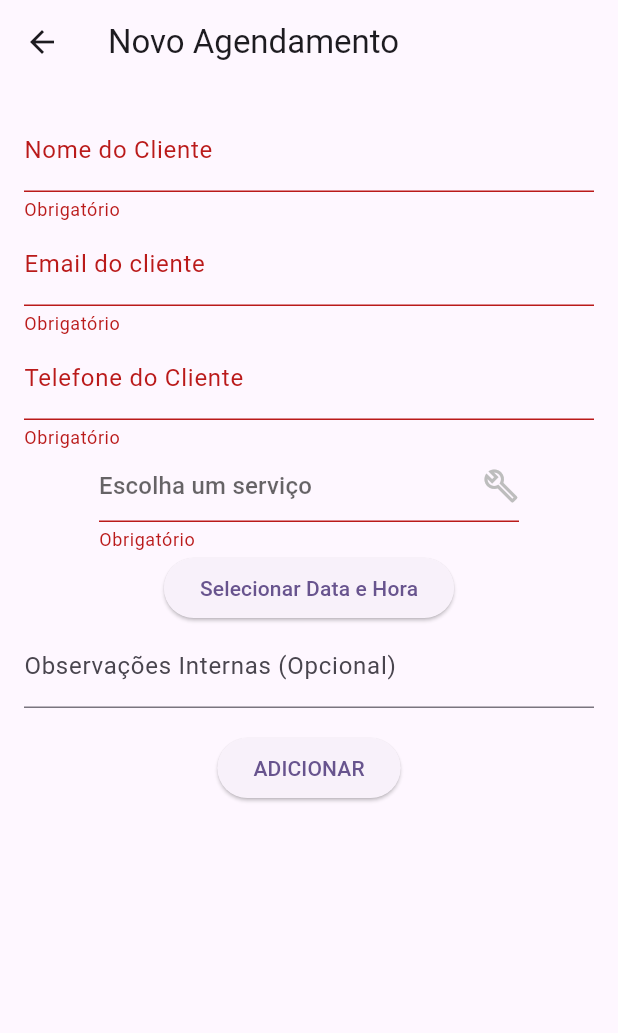
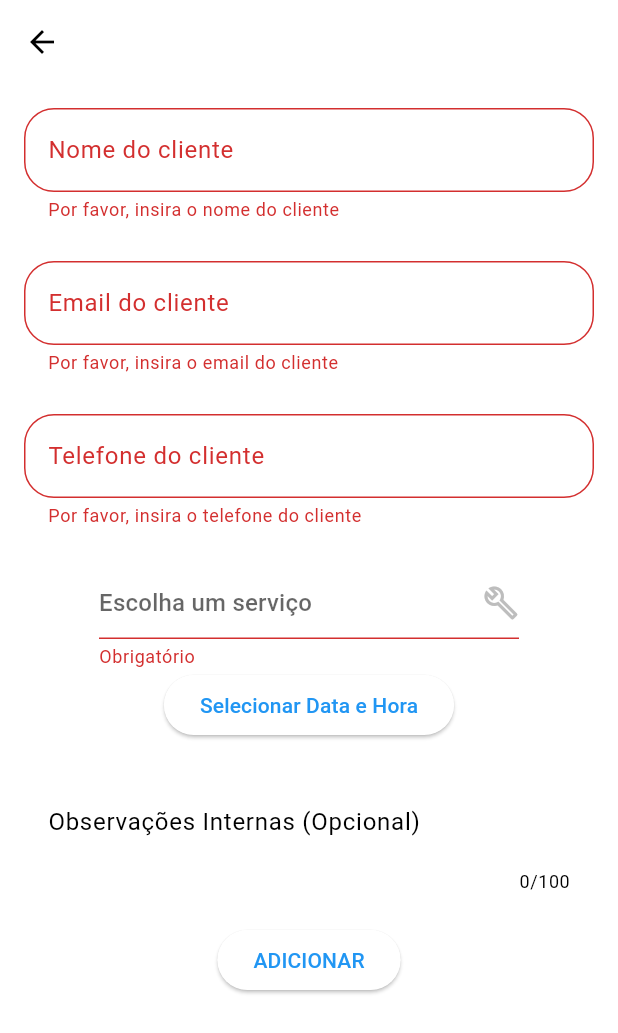
Before and after one commit to devgomes10/fullserva, a Flutter app: the AppointmentFormView screen opened directly, after a tap on "ADICIONAR", on a phone screen of 412 x 824 dp. Shown: the top 1033 px of the screen. Run offline on Flutter 3.47's test engine with Material 3 defaults, Android fonts, the phone set to English and light mode, and no system bars; our stand-ins replace cloud_firestore, firebase_auth, firebase_core, flutter_datetime_picker_plus, google_fonts, mask_text_input_formatter and 2 more; accounts and stored records are empty; generated files the repository leaves out were written again; Roboto replaces fonts that are missing (Varela).

Commit message:
iniciando estilização

```diff
--- a/lib/main.dart
+++ b/lib/main.dart
@@ -1,5 +1,6 @@
 import 'package:flutter/material.dart';
 import 'package:firebase_core/firebase_core.dart';
+import 'package:fullserva/utils/themes/theme_light.dart';
 import 'package:fullserva/views/components/menu_navigator.dart';
 import 'package:shared_preferences/shared_preferences.dart';
 import 'controllers/week_days_controller.dart';
@@ -35,10 +36,8 @@ class Fullserva extends StatelessWidget {
   Widget build(BuildContext context) {
     return MaterialApp(
       title: 'Flutter Demo',
-      theme: ThemeData(
-        colorScheme: ColorScheme.fromSeed(seedColor: Colors.deepPurple),
-        useMaterial3: true,
-      ),
+      themeMode: ThemeMode.light,
+      theme: themeLight,
       home: const MenuNavigator(),
     );
   }
--- /dev/null
+++ b/lib/utils/consts/unique_id.dart
@@ -0,0 +1,3 @@
+import 'package:uuid/uuid.dart';
+
+String uniqueId = const Uuid().v4();
--- /dev/null
+++ b/lib/utils/themes/theme_colors.dart
@@ -0,0 +1,6 @@
+import 'package:flutter/material.dart';
+
+class ThemeColors {
+  static const Color primary = Color(0xFF0089D8);
+  static const Color secondary = Colors.white;
+}
--- /dev/null
+++ b/lib/utils/themes/theme_fonts.dart
@@ -0,0 +1,7 @@
+import 'package:flutter/material.dart';
+import 'package:google_fonts/google_fonts.dart';
+
+class ThemeFonts {
+  static TextStyle primary = GoogleFonts.varelaRound();
+  static TextStyle secondary = GoogleFonts.varela();
+}
--- /dev/null
+++ b/lib/utils/themes/theme_light.dart
@@ -0,0 +1,18 @@
+import 'package:flutter/material.dart';
+import 'package:fullserva/utils/themes/theme_colors.dart';
+import 'package:fullserva/utils/themes/theme_fonts.dart';
+
+ThemeData themeLight = ThemeData(
+  primaryColor: ThemeColors.primary,
+  colorScheme: ColorScheme.fromSwatch(
+    backgroundColor: ThemeColors.secondary,
+  ),
+  textTheme: TextTheme(
+    bodyMedium: ThemeFonts.primary,
+    titleMedium: ThemeFonts.secondary,
+  ),
+  appBarTheme: AppBarTheme(
+    centerTitle: true,
+    titleTextStyle: ThemeFonts.primary,
+  )
+);
--- a/lib/views/appointments/appointment_form_view.dart
+++ b/lib/views/appointments/appointment_form_view.dart
@@ -1,16 +1,17 @@
+import 'package:flutter/cupertino.dart';
 import 'package:flutter/material.dart';
+import 'package:flutter/painting.dart';
+import 'package:flutter/rendering.dart';
 import 'package:flutter_datetime_picker_plus/flutter_datetime_picker_plus.dart';
 import 'package:fullserva/controllers/appointment_controller.dart';
 import 'package:fullserva/controllers/service_controller.dart';
 import 'package:fullserva/domain/entities/appointment.dart';
 import 'package:mask_text_input_formatter/mask_text_input_formatter.dart';
-import 'package:uuid/uuid.dart';
 import '../../domain/entities/service.dart';
+import '../../utils/consts/unique_id.dart';
 
 class AppointmentFormView extends StatefulWidget {
-  final Appointment? model;
-
-  const AppointmentFormView({super.key, this.model});
+  const AppointmentFormView({super.key});
 
   @override
   _AppointmentFormViewState createState() => _AppointmentFormViewState();
@@ -24,25 +25,15 @@ class _AppointmentFormViewState extends State<AppointmentFormView> {
   final _employeeEmailController = TextEditingController();
   final _clientPhoneController = TextEditingController();
   final _internalObservationsController = TextEditingController();
-  final AppointmentController _controller = AppointmentController();
-  final ServiceController serviceController = ServiceController();
-  String uniqueId = const Uuid().v4();
-  late List<Service> services = [];
-  late Service? selectedService = services.isNotEmpty ? services.first : null;
+  final AppointmentController _appointmentController = AppointmentController();
+  final ServiceController _serviceController = ServiceController();
+  late List<Service> _services = [];
+  late Service? _selectedService =
+      _services.isNotEmpty ? _services.first : null;
 
   @override
   void initState() {
     super.initState();
-    if (widget.model != null) {
-      selectedDate = widget.model!.dateTime;
-      _clientNameController.text = widget.model!.clientName;
-      _clientEmailController.text = widget.model!.clientEmail;
-      _employeeEmailController.text = widget.model!.employeeEmail;
-      _clientPhoneController.text = widget.model!.clientPhone;
-      _internalObservationsController.text =
-          widget.model!.internalObservations!;
-      // selectedService = widget.model!.serviceId as Service?;
-    }
     loadServices();
   }
 
@@ -57,83 +48,96 @@ class _AppointmentFormViewState extends State<AppointmentFormView> {
   }
 
   Future<void> loadServices() async {
-    serviceController.getService().listen((List<Service> event) {
+    _serviceController.getService().listen((List<Service> event) {
       setState(() {
-        services = event;
+        _services = event;
       });
     });
   }
 
   @override
   Widget build(BuildContext context) {
-    final appointmentModel = widget.model;
     return SafeArea(
       child: Scaffold(
         appBar: AppBar(
           title: const Text("Novo Agendamento"),
-          actions: appointmentModel != null ? [
-            IconButton(
-              onPressed: () async {
-                await _controller.removeAppointment(appointmentModel.id);
-                Navigator.pop(context);
-              },
-              icon: const Icon(Icons.delete),
-            ),
-          ] : null,
         ),
         body: Padding(
           padding: const EdgeInsets.all(16.0),
           child: Form(
             key: _formKey,
+            child: Flexible(
               child: Column(
                 children: [
                   TextFormField(
-                  keyboardType: TextInputType.text,
+                    keyboardType: TextInputType.name,
                     controller: _clientNameController,
-                  decoration: const InputDecoration(labelText: 'Nome do Cliente'),
+                    decoration: InputDecoration(
+                      labelText: 'Nome do cliente',
+                      border: OutlineInputBorder(
+                        borderRadius: BorderRadius.circular(20),
+                      ),
+                    ),
                     validator: (value) {
                       if (value == null || value.isEmpty) {
-                      return 'Obrigatório';
+                        return 'Por favor, insira o nome do cliente';
                       }
                       return null;
                     },
                   ),
+                  const SizedBox(height: 26),
                   TextFormField(
                     keyboardType: TextInputType.emailAddress,
                     controller: _clientEmailController,
-                  decoration: const InputDecoration(labelText: 'Email do cliente'),
+                    decoration: InputDecoration(
+                      labelText: 'Email do cliente',
+                      border: OutlineInputBorder(
+                        borderRadius: BorderRadius.circular(20),
+                      ),
+                    ),
                     validator: (value) {
                       if (value == null || value.isEmpty) {
-                      return 'Obrigatório';
+                        return 'Por favor, insira o email do cliente';
+                      }
+                      if (!value.contains('@')) {
+                        return 'Por favor, insira um email válido';
                       }
                       return null;
                     },
                   ),
+                  const SizedBox(height: 26),
                   TextFormField(
                     keyboardType: TextInputType.phone,
                     inputFormatters: [
                       MaskTextInputFormatter(
                         mask: '(##) #####-####',
-                      filter: {"#": RegExp(r'[0-9]')},
                       )
                     ],
                     controller: _clientPhoneController,
-                  decoration:
-                      const InputDecoration(labelText: 'Telefone do Cliente'),
+                    decoration: InputDecoration(
+                      labelText: 'Telefone do cliente',
+                      border: OutlineInputBorder(
+                        borderRadius: BorderRadius.circular(20),
+                      ),
+                    ),
                     validator: (value) {
                       if (value == null || value.isEmpty) {
-                      return 'Obrigatório';
+                        return 'Por favor, insira o telefone do cliente';
+                      }
+                      if (value.length < 15) {
+                        return 'Por favor, insira um número válido';
                       }
                       return null;
                     },
                   ),
+                  const SizedBox(height: 26),
                   SizedBox(
                     width: 280,
                     child: DropdownButtonFormField<Service>(
                       hint: const Text("Escolha um serviço"),
                       icon: const Icon(Icons.build_outlined),
-                    value: selectedService,
-                    items: services
+                      value: _selectedService,
+                      items: _services
                           .map(
                             (service) => DropdownMenuItem<Service>(
                               value: service,
@@ -143,7 +147,7 @@ class _AppointmentFormViewState extends State<AppointmentFormView> {
                           .toList(),
                       onChanged: (value) {
                         setState(() {
-                        selectedService = value!;
+                          _selectedService = value!;
                         });
                       },
                       validator: (value) {
@@ -182,33 +186,41 @@ class _AppointmentFormViewState extends State<AppointmentFormView> {
                           : 'Selecionar Data e Hora',
                     ),
                   ),
+                  const SizedBox(height: 26),
                   TextFormField(
+                    keyboardType: TextInputType.multiline,
                     controller: _internalObservationsController,
-                  decoration: const InputDecoration(
-                      labelText: 'Observações Internas (Opcional)'),
+                    decoration: InputDecoration(
+                      labelText: 'Observações Internas (Opcional)',
+                      border: OutlineInputBorder(
+                        borderRadius: BorderRadius.circular(20),
                       ),
-                const SizedBox(height: 16),
+                    ),
+                    maxLength: 100,
+                  ),
+                  const SizedBox(height: 20),
                   ElevatedButton(
                     onPressed: () async {
                       if (_formKey.currentState!.validate()) {
                         Appointment appointment = Appointment(
-                        id: appointmentModel?.id ?? uniqueId,
+                          id: uniqueId,
                           clientName: _clientNameController.text,
                           clientEmail: _clientEmailController.text,
                           employeeEmail: _employeeEmailController.text,
                           clientPhone: _clientPhoneController.text,
-                        serviceId: selectedService!.id,
+                          serviceId: _selectedService!.id,
                           dateTime: selectedDate!,
-                        internalObservations: _internalObservationsController.text,
+                          internalObservations:
+                              _internalObservationsController.text,
                         );
-                      if (appointmentModel != null) {
-                        await _controller.updateAppointment(appointment);
-                      } else {
-                        await _controller.addAppointment(appointment);
-                      }
+                        await _appointmentController
+                            .addAppointment(appointment);
                         Navigator.pop(context, true);
                       }
                     },
+                    style: ElevatedButton.styleFrom(
+
+                    ),
                     child: const Text('ADICIONAR'),
                   ),
                 ],
@@ -216,6 +228,7 @@ class _AppointmentFormViewState extends State<AppointmentFormView> {
             ),
           ),
         ),
+      ),
     );
   }
 }
```
Lines whose indentation alone changed are shown as unchanged.
